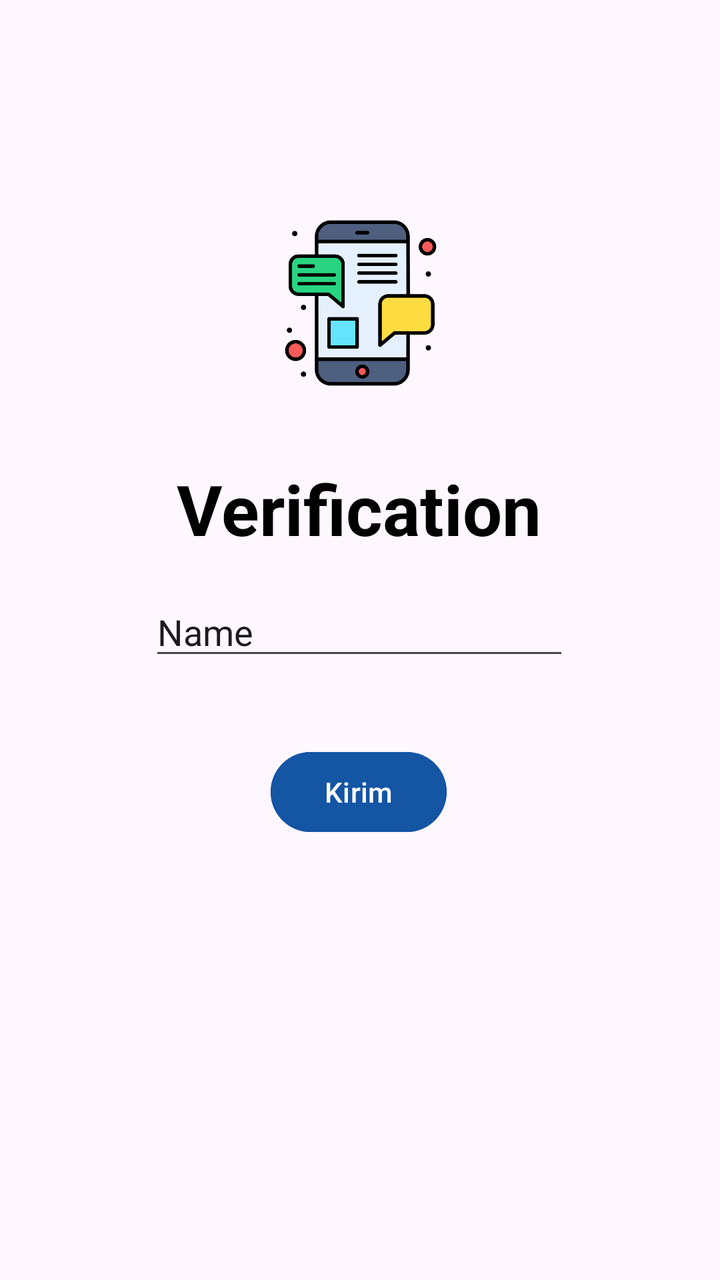
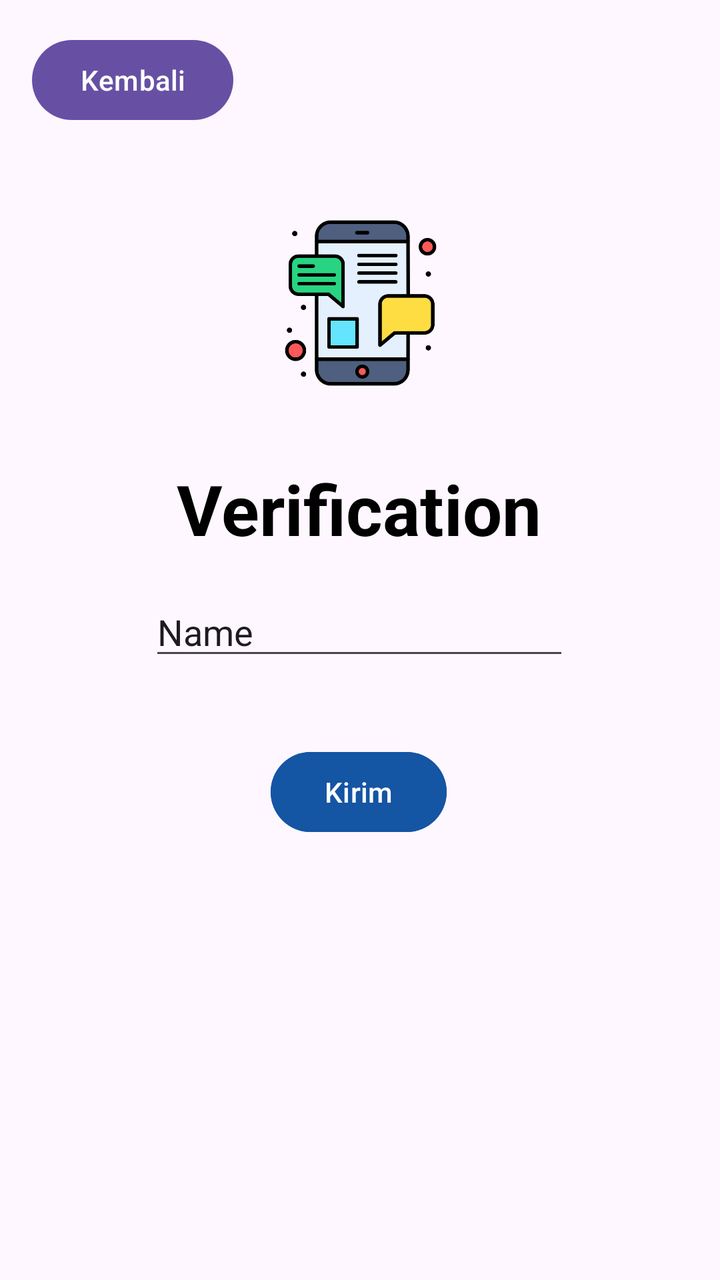

Before-and-after screenshots of an Android layout around one commit, followed by the original layout XML and the change that was made.
<!-- AndroidManifest.xml: application theme Theme.TIF_Wulandari -->
<!-- res/layout/activity_third.xml -->
<?xml version="1.0" encoding="utf-8"?>
<androidx.constraintlayout.widget.ConstraintLayout xmlns:android="http://schemas.android.com/apk/res/android"
    xmlns:app="http://schemas.android.com/apk/res-auto"
    xmlns:tools="http://schemas.android.com/tools"
    android:id="@+id/main"
    android:layout_width="match_parent"
    android:layout_height="match_parent"
    tools:context=".home.Pertemuan_3.ThirdActivity">

    <Button
        android:id="@+id/btnKirim"
        android:layout_width="wrap_content"
        android:layout_height="wrap_content"
        android:layout_marginTop="37dp"
        android:backgroundTint="@color/warna_button"
        android:text="Kirim"
        app:layout_constraintBottom_toBottomOf="parent"
        app:layout_constraintEnd_toEndOf="parent"
        app:layout_constraintHorizontal_bias="0.498"
        app:layout_constraintStart_toStartOf="parent"
        app:layout_constraintTop_toBottomOf="@+id/inputNoTujuan"
        app:layout_constraintVertical_bias="0.0" />

    <EditText
        android:id="@+id/inputNoTujuan"
        android:layout_width="wrap_content"
        android:layout_height="wrap_content"
        android:layout_marginTop="16dp"
        android:ems="10"
        android:inputType="phone"
        android:text="Name"
        app:layout_constraintEnd_toEndOf="parent"
        app:layout_constraintHorizontal_bias="0.497"
        app:layout_constraintStart_toStartOf="parent"
        app:layout_constraintTop_toBottomOf="@+id/textView" />

    <ImageView
        android:id="@+id/imageView"
        android:layout_width="90dp"
        android:layout_height="127dp"
        android:layout_marginTop="88dp"
        app:layout_constraintEnd_toEndOf="parent"
        app:layout_constraintHorizontal_bias="0.501"
        app:layout_constraintStart_toStartOf="parent"
        app:layout_constraintTop_toTopOf="parent"
        app:srcCompat="@drawable/chat" />

    <TextView
        android:id="@+id/textView"
        android:layout_width="wrap_content"
        android:layout_height="wrap_content"
        android:layout_marginTop="16dp"
        android:fontFamily="sans-serif"
        android:text="@string/verif"
        android:textColor="@color/black"
        android:textSize="35sp"
        android:textStyle="bold"
        app:layout_constraintEnd_toEndOf="parent"
        app:layout_constraintHorizontal_bias="0.498"
        app:layout_constraintStart_toStartOf="parent"
        app:layout_constraintTop_toBottomOf="@+id/imageView" />
</androidx.constraintlayout.widget.ConstraintLayout>
<!-- resources referenced by this layout -->
<resources>
  <color name="black">#FF000000</color>
  <color name="warna_button">#1455A4</color>
  <!-- drawable chat: png bitmap (drawable, 19295 bytes) -->
  <string name="verif">Verification</string>
  <style name="Theme.TIF_Wulandari" parent="Base.Theme.TIF_Wulandari" />
  <style name="Base.Theme.TIF_Wulandari" parent="Theme.Material3.DayNight.NoActionBar">
          
          
      </style>
</resources>

<!-- the commit's change to res/layout/activity_third.xml (unified diff, before → after) -->
@@ -59,4 +59,14 @@
         app:layout_constraintHorizontal_bias="0.498"
         app:layout_constraintStart_toStartOf="parent"
         app:layout_constraintTop_toBottomOf="@+id/imageView" />
+
+    <Button
+        android:id="@+id/btnBackThird"
+        android:layout_width="wrap_content"
+        android:layout_height="wrap_content"
+        android:layout_marginStart="16dp"
+        android:layout_marginTop="16dp"
+        android:text="Kembali"
+        app:layout_constraintStart_toStartOf="parent"
+        app:layout_constraintTop_toTopOf="parent" />
 </androidx.constraintlayout.widget.ConstraintLayout>
